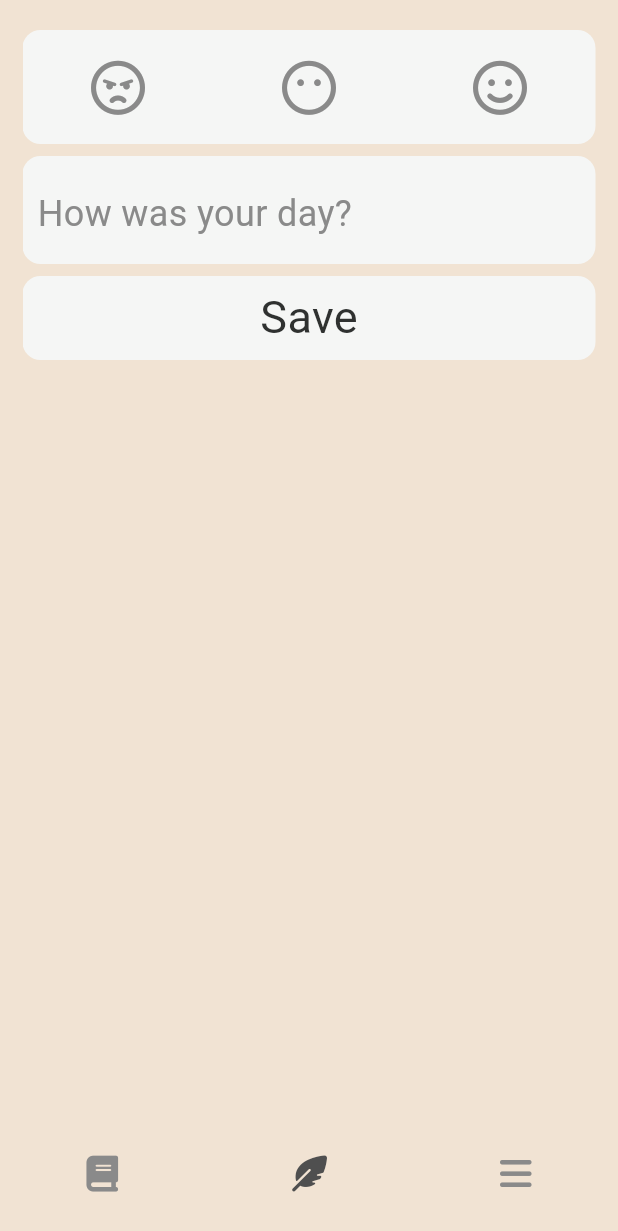
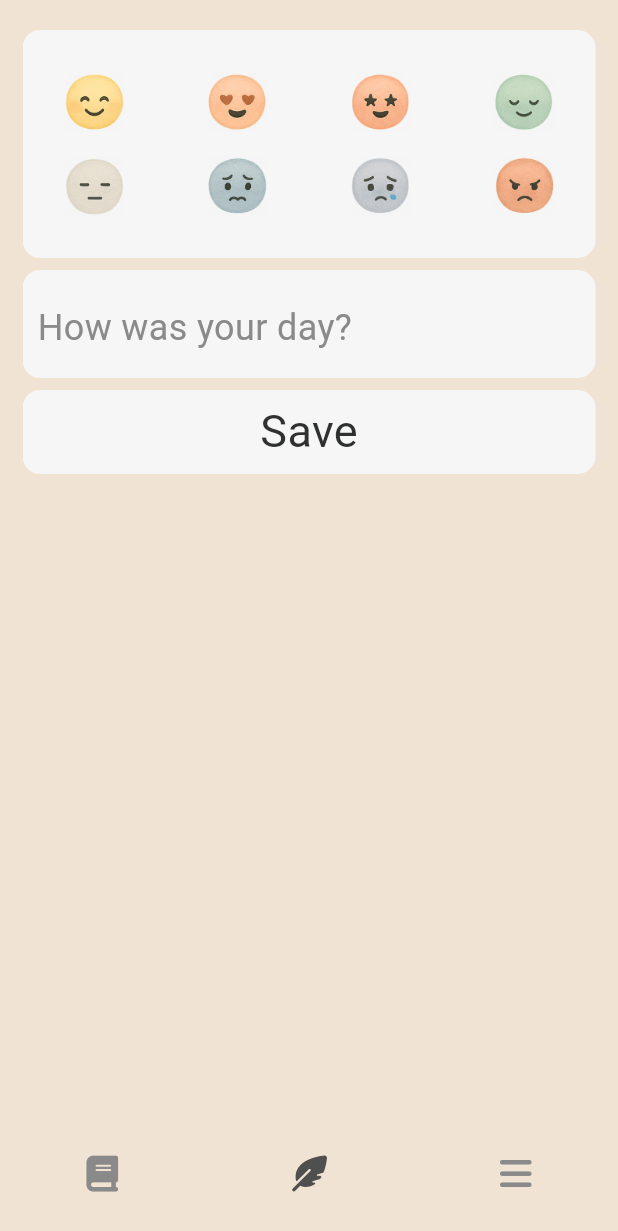
Before and after one commit to hojun-jo/moodtracker, a Flutter app: the screen it shows after launch, item 2 of the bottom bar chosen, on a phone screen of 412 x 824 dp. Shown: the top 1231 px of the screen. Run offline on Flutter 3.47's test engine with Material 3 defaults, Android fonts, the phone set to English and light mode, and no system bars; our stand-ins replace device_preview, easy_localization, flutter_riverpod, font_awesome_flutter, gap, go_router and 3 more; accounts and stored records are empty; generated files the repository leaves out were written again; Roboto replaces fonts that are missing (Dongle).

Commit message:
refactor: 감정 아이콘 변경

```diff
--- a/lib/core/models/mood/mood_type.dart
+++ b/lib/core/models/mood/mood_type.dart
@@ -1,11 +1,12 @@
-import 'package:flutter/material.dart';
-import 'package:font_awesome_flutter/font_awesome_flutter.dart';
-import 'package:moodtracker/core/theme/app_color.dart';
-
 enum MoodType {
   angry("angry"),
-  blank("blank"),
-  smile("smmile");
+  anxiety("anxiety"),
+  calm("calm"),
+  excitement("excitement"),
+  happy("happy"),
+  joy("joy"),
+  neutral("neutral"),
+  sad("sad");
 
   final String text;
 
@@ -15,25 +16,24 @@ enum MoodType {
     return values.firstWhere((e) => e.text == text);
   }
 
-  IconData toIcon() {
+  String get assetName {
     switch (this) {
       case MoodType.angry:
-        return FontAwesomeIcons.faceAngry;
-      case MoodType.blank:
-        return FontAwesomeIcons.faceMehBlank;
-      case MoodType.smile:
-        return FontAwesomeIcons.faceSmile;
-    }
-  }
-
-  Color toColor() {
-    switch (this) {
-      case MoodType.angry:
-        return AppColor.red;
-      case MoodType.blank:
-        return AppColor.yellow;
-      case MoodType.smile:
-        return AppColor.green;
+        return "assets/icons/angry.png";
+      case MoodType.anxiety:
+        return "assets/icons/anxiety.png";
+      case MoodType.calm:
+        return "assets/icons/calm.png";
+      case MoodType.excitement:
+        return "assets/icons/excitement.png";
+      case MoodType.happy:
+        return "assets/icons/happy.png";
+      case MoodType.joy:
+        return "assets/icons/joy.png";
+      case MoodType.neutral:
+        return "assets/icons/neutral.png";
+      case MoodType.sad:
+        return "assets/icons/sad.png";
     }
   }
 }
--- a/lib/features/home/views/widgets/mood_card.dart
+++ b/lib/features/home/views/widgets/mood_card.dart
@@ -27,10 +27,10 @@ class MoodCard extends StatelessWidget {
             Row(
               spacing: 10,
               children: [
-                Icon(
-                  moodType.toIcon(),
-                  size: 30,
-                  color: moodType.toColor(),
+                Image.asset(
+                  moodType.assetName,
+                  width: 50,
+                  height: 50,
                 ),
                 Text(
                   createdAt,
--- a/lib/features/write/views/widgets/write_icon_button.dart
+++ b/lib/features/write/views/widgets/write_icon_button.dart
@@ -1,27 +1,36 @@
 import 'package:flutter/material.dart';
+import 'package:moodtracker/core/models/mood/mood_type.dart';
 
 class WriteIconButton extends StatelessWidget {
   final VoidCallback onTap;
-  final IconData icon;
-  final Color color;
+  final MoodType moodType;
   final bool isSelected;
 
   const WriteIconButton({
     super.key,
     required this.onTap,
-    required this.icon,
-    required this.color,
+    required this.moodType,
     required this.isSelected,
   });
 
   @override
   Widget build(BuildContext context) {
+    final theme = Theme.of(context);
+
     return GestureDetector(
       onTap: onTap,
-      child: Icon(
-        icon,
-        size: 36,
-        color: isSelected ? color : null,
+      child: Container(
+        decoration: BoxDecoration(
+          color:
+              isSelected ? theme.scaffoldBackgroundColor : Colors.transparent,
+          shape: BoxShape.circle,
+        ),
+        padding: const EdgeInsets.all(8),
+        child: Image.asset(
+          moodType.assetName,
+          width: 40,
+          height: 40,
+        ),
       ),
     );
   }
--- a/lib/features/write/views/write_screen.dart
+++ b/lib/features/write/views/write_screen.dart
@@ -38,17 +38,42 @@ class _WriteScreenState extends ConsumerState<WriteScreen> {
           Card(
             child: Padding(
               padding: const EdgeInsets.symmetric(vertical: 20),
-              child: Row(
+              child: Column(
+                children: [
+                  Row(
                     mainAxisAlignment: MainAxisAlignment.spaceAround,
                     children: [
-                  ...MoodType.values.map((mood) {
+                      ...[
+                        MoodType.happy,
+                        MoodType.joy,
+                        MoodType.excitement,
+                        MoodType.calm
+                      ].map((mood) {
                         return WriteIconButton(
                           onTap: () => _selectMood(mood),
-                      icon: mood.toIcon(),
-                      color: mood.toColor(),
+                          moodType: mood,
                           isSelected: _selectedMood == mood,
                         );
                       }),
+                    ],
+                  ),
+                  Row(
+                    mainAxisAlignment: MainAxisAlignment.spaceAround,
+                    children: [
+                      ...[
+                        MoodType.neutral,
+                        MoodType.anxiety,
+                        MoodType.sad,
+                        MoodType.angry
+                      ].map((mood) {
+                        return WriteIconButton(
+                          onTap: () => _selectMood(mood),
+                          moodType: mood,
+                          isSelected: _selectedMood == mood,
+                        );
+                      }),
+                    ],
+                  ),
                 ],
               ),
             ),
--- a/pubspec.yaml
+++ b/pubspec.yaml
@@ -40,3 +40,4 @@ flutter:
   uses-material-design: true
   assets:
     - assets/translations/
+    - assets/icons/
```
Also changed, not shown: assets/icons/angry.png (added), assets/icons/anxiety.png (added), assets/icons/app icon.png (added), assets/icons/calm.png (added), assets/icons/excitement.png (added), assets/icons/happy.png (added), assets/icons/joy.png (added), assets/icons/neutral.png (added), assets/icons/sad.png (added), lib/core/models/mood/mood_model.g.dart, 3 other files. Lines whose indentation alone changed are shown as unchanged.
